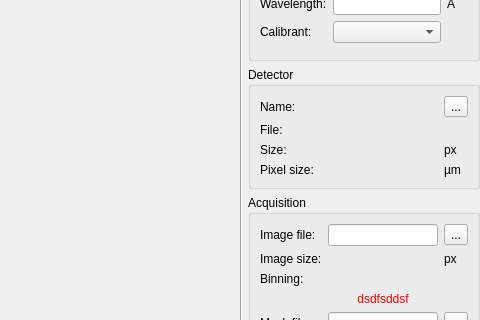
First picture: the form in pyFAI/resources/gui/calibration-experiment.ui, repository silx-kit/pyFAI, before the edit; both pictures show x 242 to 722 and y 165 to 485 of the 722 by 830 pixel window.
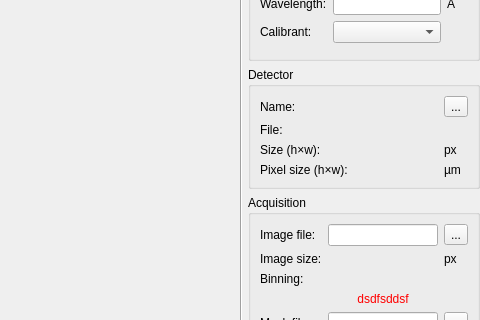
Second picture: the form after the edit. Custom widgets are drawn as their Qt base class.

Commit message: - added h×w to detector stats display - fixed bug preventing the display of the pixel size

Diff of the .ui file:
```diff
--- a/pyFAI/resources/gui/calibration-experiment.ui
+++ b/pyFAI/resources/gui/calibration-experiment.ui
@@ -217,7 +217,7 @@
             <string>Detector size without binning</string>
            </property>
            <property name="text">
-            <string>Size:</string>
+            <string>Size (h×w):</string>
            </property>
           </widget>
          </item>
@@ -244,7 +244,7 @@
             <string>Detector pixel size without binning</string>
            </property>
            <property name="text">
-            <string>Pixel size:</string>
+            <string>Pixel size (h×w):</string>
            </property>
           </widget>
          </item>
```
The commit also changes 1 other file.
